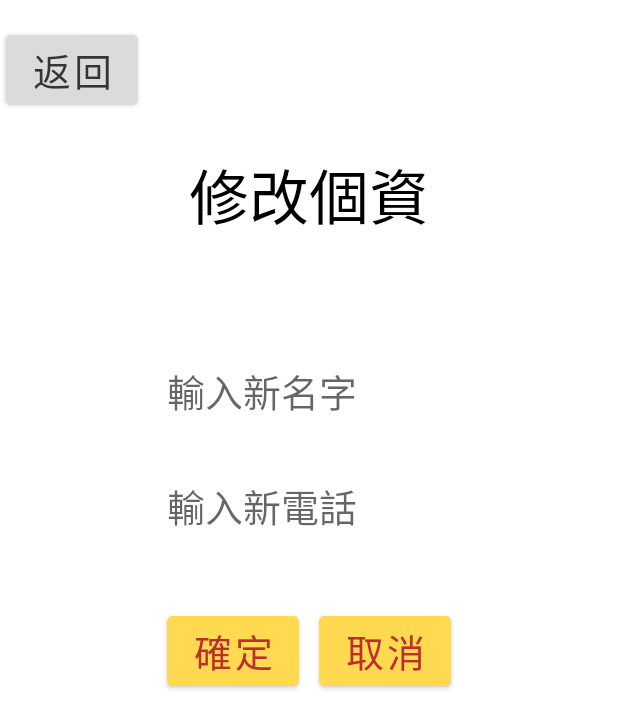
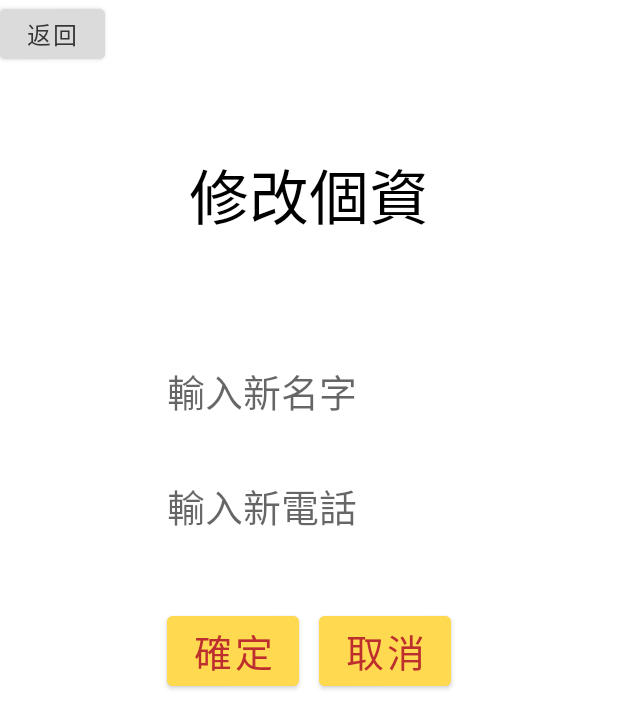
Before and after one commit to TwPanTsu/final1new, an Android app: the layout activity_change_information.xml on its own in the app's theme, with its tools: preview values and no code run, on a phone screen of 412 x 824 dp. Shown: the top 728 px of the screen. Run offline under Robolectric (Android 15) with nearby library versions, the light colour scheme and no system bars.

Commit message:
改按鈕樣式

```diff
--- a/app/src/main/res/layout/activity_change_information.xml
+++ b/app/src/main/res/layout/activity_change_information.xml
@@ -8,19 +8,14 @@
     <!-- 返回按鈕 (回到personalinformation頁面) -->
     <Button
         android:id="@+id/button_to_personalinformation"
-        android:layout_width="wrap_content"
-        android:layout_height="wrap_content"
+        android:layout_width="70dp"
+        android:layout_height="45dp"
         android:backgroundTint="@color/back_button"
         android:text="返回"
         android:textColor="@color/back_button_text"
-        android:textSize="25sp"
-        app:layout_constraintBottom_toBottomOf="parent"
-        app:layout_constraintEnd_toEndOf="parent"
-        app:layout_constraintHorizontal_bias="0.012"
+        android:textSize="16dp"
         app:layout_constraintStart_toStartOf="parent"
-        app:layout_constraintTop_toTopOf="parent"
-        app:layout_constraintVertical_bias="0.023"
-        tools:layout_editor_absoluteX="13dp" />
+        app:layout_constraintTop_toTopOf="parent" />
 
     <!-- 標題：修改個資 -->
     <TextView
--- a/app/src/main/res/layout/activity_register.xml
+++ b/app/src/main/res/layout/activity_register.xml
@@ -149,12 +149,12 @@
 
     <Button
         android:id="@+id/button_to_login"
-        android:layout_width="wrap_content"
-        android:layout_height="wrap_content"
+        android:layout_width="70dp"
+        android:layout_height="45dp"
         android:backgroundTint="@color/back_button"
         android:text="返回"
         android:textColor="@color/back_button_text"
-        android:textSize="25sp"
+        android:textSize="16dp"
         app:layout_constraintStart_toStartOf="parent"
         app:layout_constraintTop_toTopOf="parent" />
 
```
Also changed, not shown: app/src/main/res/layout/activity_change_password.xml (+4 -9 lines), app/src/main/res/layout/activity_joingroup.xml (+5 -2 lines), app/src/main/res/layout/activity_personalinformation.xml (+4 -8 lines).
